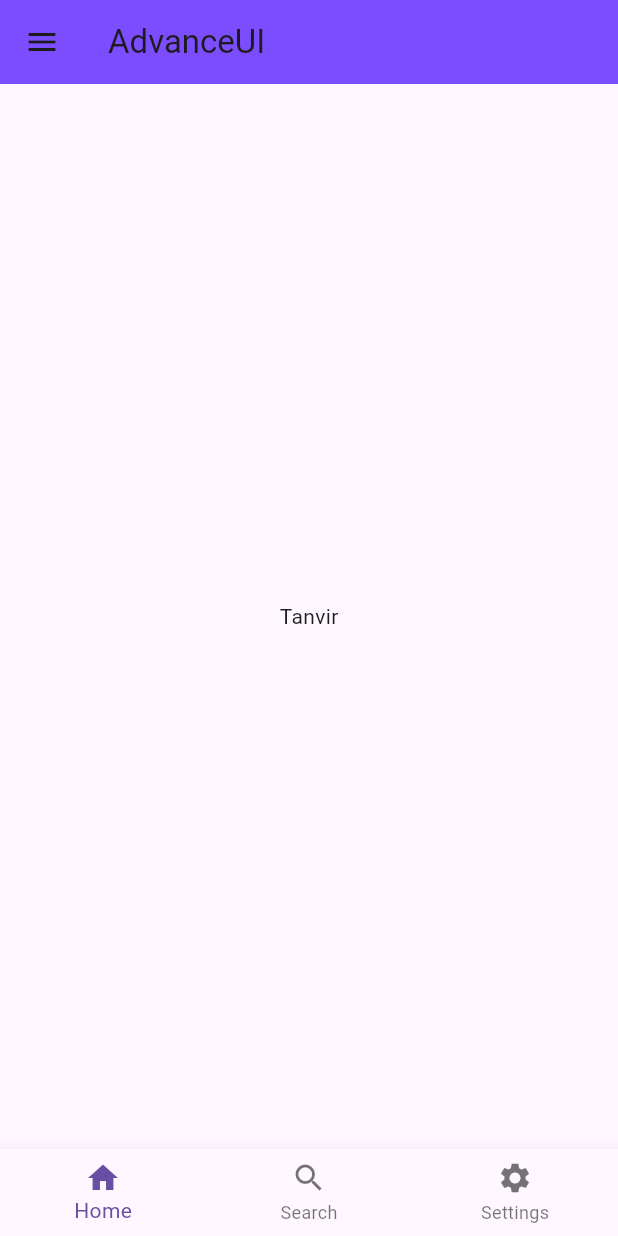
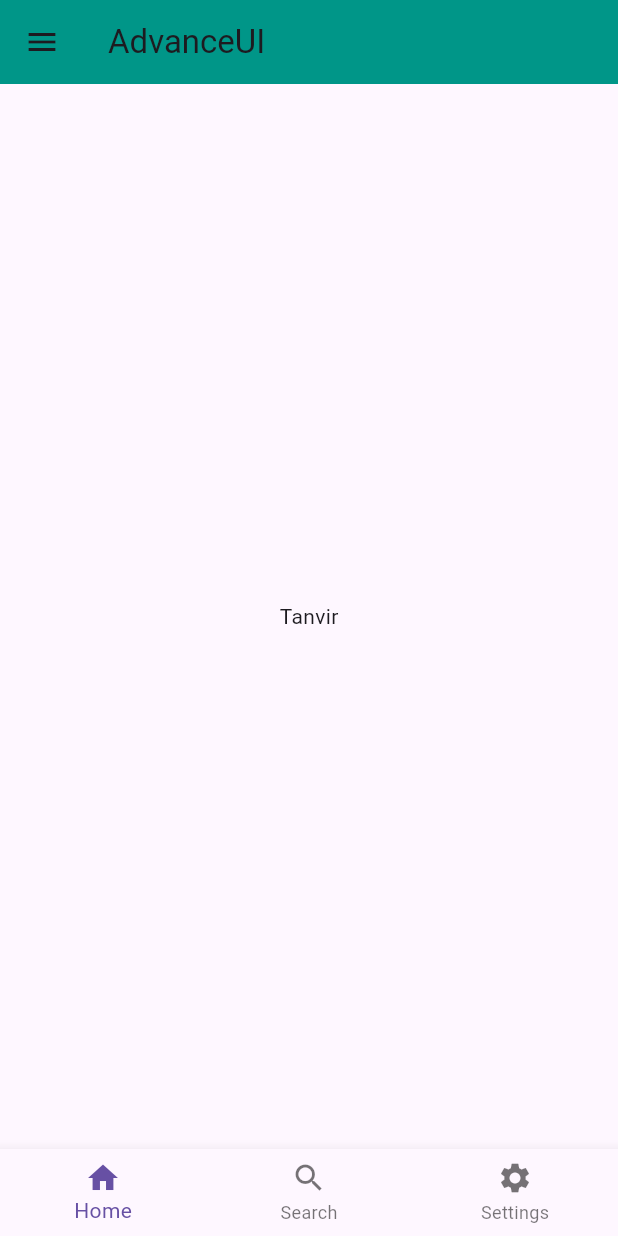
Before and after one commit to tanvir5386/myapp, a Flutter app: the screen it shows after launch, on a phone screen of 412 x 824 dp. Run offline on Flutter 3.47's test engine with Material 3 defaults, Android fonts, the phone set to English and light mode, and no system bars.

Commit message:
color update

```diff
--- a/lib/main.dart
+++ b/lib/main.dart
@@ -12,7 +12,7 @@ class MyApp extends StatelessWidget {
     return MaterialApp(
       home: Scaffold(
         drawer: Drawer(
-          backgroundColor: Colors.red,
+          backgroundColor: Colors.lightGreenAccent,
           child: ListView(
             children: [
               DrawerHeader(
@@ -22,13 +22,13 @@ class MyApp extends StatelessWidget {
               ),
               ListTile(
                 leading: Icon(Icons.phone),
-                title: Text("Your Device"),
+                title: Text("CAll Obama"),
                 trailing: Text("1"),
               ),
               ListTile(
                 leading: Icon(Icons.phone),
-                title: Text("Your Device"),
-                trailing: Text("2"),
+                title: Text("CAll Hasina"),
+                trailing: Text("12"),
                 onTap: () {},
               ),
             ],
@@ -36,7 +36,7 @@ class MyApp extends StatelessWidget {
         ),
         appBar: AppBar(
           title: const Text('AdvanceUI'),
-          backgroundColor: Colors.deepPurpleAccent,
+          backgroundColor: Colors.teal,
         ),
         body: Center(child: Text('Tanvir')),
         bottomNavigationBar: BottomNavigationBar(
```
Also changed, not shown: lib/body.dart (added).
